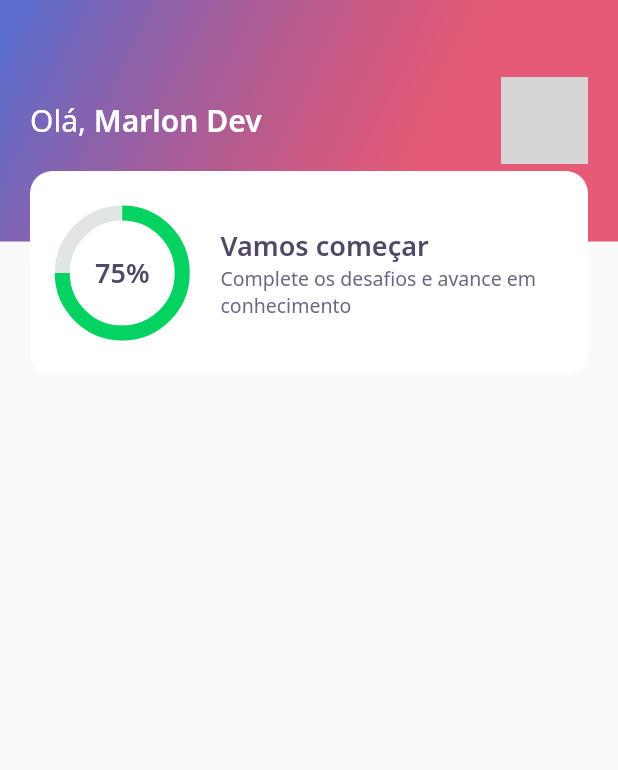
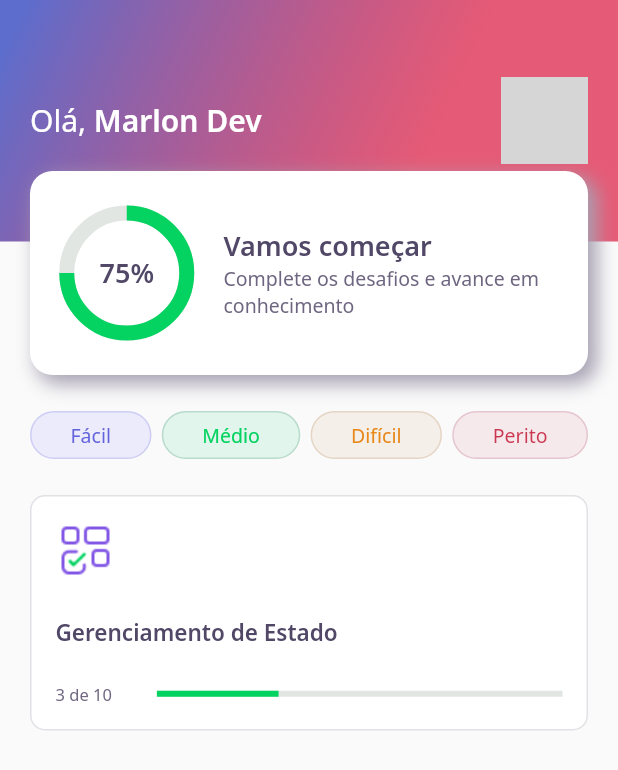
Before and after one commit to mardarc/flutter_nlw_5, a Flutter app: the screen it shows after launch, on a phone screen of 412 x 824 dp. Shown: the top 770 px of the screen. Run offline on Flutter 3.47's test engine with Material 2 defaults, Android fonts, the phone set to English and light mode, and no system bars; our stand-ins replace google_fonts; network calls fail; grey boxes are pictures that could not be loaded.

Commit message:
Iniciada a aula 2 do NLW.

```diff
--- a/lib/home/home_page.dart
+++ b/lib/home/home_page.dart
@@ -1,4 +1,6 @@
 import 'package:DevQuiz/home/widgets/appbar/app_bar_widget.dart';
+import 'package:DevQuiz/home/widgets/level_button/level_button_widget.dart';
+import 'package:DevQuiz/home/widgets/quiz_card/quiz_card_widget.dart';
 import 'package:flutter/material.dart';
 
 import 'widgets/appbar/app_bar_widget.dart';
@@ -15,6 +17,23 @@ class _HomePageState extends State<HomePage> {
   Widget build(BuildContext context) {
     return Scaffold(
       appBar: AppBarWidget(),
+      body: Padding(
+        padding: const EdgeInsets.symmetric(horizontal: 20, vertical: 24),
+        child: Column(
+          children: [
+            Row(
+              mainAxisAlignment: MainAxisAlignment.spaceBetween,
+              children: [
+                LevelButtonWidget(label: "Fácil"),
+                LevelButtonWidget(label: "Médio"),
+                LevelButtonWidget(label: "Difícil"),
+                LevelButtonWidget(label: "Perito"),
+              ],
+            ),
+            QuizCardWidget()
+          ],
+        ),
+      ),
     );
   }
 }
--- /dev/null
+++ b/lib/home/widgets/level_button/level_button_widget.dart
@@ -0,0 +1,66 @@
+import 'package:flutter/material.dart';
+import 'package:google_fonts/google_fonts.dart';
+
+import '../../../core/app_colors.dart';
+import '../../../core/app_colors.dart';
+import '../../../core/app_colors.dart';
+import '../../../core/app_colors.dart';
+import '../../../core/app_colors.dart';
+import '../../../core/app_colors.dart';
+import '../../../core/app_colors.dart';
+
+class LevelButtonWidget extends StatelessWidget {
+  final String label;
+  LevelButtonWidget({
+    Key? key,
+    required this.label,
+  })   : assert(["Fácil", "Médio", "Difícil", "Perito"].contains(label)),
+        super(key: key);
+
+  final config = {
+    "Fácil": {
+      "color": AppColors.levelButtonFacil,
+      "borderColor": AppColors.levelButtonBorderFacil,
+      "fontColor": AppColors.levelButtonTextFacil,
+    },
+    "Médio": {
+      "color": AppColors.levelButtonMedio,
+      "borderColor": AppColors.levelButtonBorderMedio,
+      "fontColor": AppColors.levelButtonTextMedio,
+    },
+    "Difícil": {
+      "color": AppColors.levelButtonDificil,
+      "borderColor": AppColors.levelButtonBorderDificil,
+      "fontColor": AppColors.levelButtonTextDificil,
+    },
+    "Perito": {
+      "color": AppColors.levelButtonPerito,
+      "borderColor": AppColors.levelButtonBorderPerito,
+      "fontColor": AppColors.levelButtonTextPerito,
+    },
+  };
+
+  Color get color => config[label]!['color']!;
+  Color get borderColor => config[label]!['borderColor']!;
+  Color get fontColor => config[label]!['fontColor']!;
+
+  @override
+  Widget build(BuildContext context) {
+    return Container(
+      decoration: BoxDecoration(
+        color: color,
+        border: Border.fromBorderSide(
+          BorderSide(color: borderColor),
+        ),
+        borderRadius: BorderRadius.circular(28),
+      ),
+      child: Padding(
+        padding: const EdgeInsets.symmetric(horizontal: 26, vertical: 6),
+        child: Text(
+          label,
+          style: GoogleFonts.notoSans(color: fontColor, fontSize: 13),
+        ),
+      ),
+    );
+  }
+}
--- /dev/null
+++ b/lib/home/widgets/quiz_card/quiz_card_widget.dart
@@ -0,0 +1,70 @@
+import 'package:flutter/material.dart';
+
+import '../../../core/app_colors.dart';
+import '../../../core/app_colors.dart';
+import '../../../core/app_colors.dart';
+import '../../../core/app_colors.dart';
+import '../../../core/app_images.dart';
+import '../../../core/app_text_styles.dart';
+import '../../../core/app_text_styles.dart';
+
+class QuizCardWidget extends StatelessWidget {
+  const QuizCardWidget({Key? key}) : super(key: key);
+
+  @override
+  Widget build(BuildContext context) {
+    return Padding(
+      padding: const EdgeInsets.symmetric(vertical: 24),
+      child: Container(
+        padding: EdgeInsets.all(16),
+        decoration: BoxDecoration(
+          border: Border.fromBorderSide(
+            BorderSide(color: AppColors.border),
+          ),
+          color: AppColors.white,
+          borderRadius: BorderRadius.circular(10),
+        ),
+        child: Column(
+          crossAxisAlignment: CrossAxisAlignment.start,
+          children: [
+            Container(
+              height: 40,
+              width: 40,
+              child: Image.asset(AppImages.blocks),
+            ),
+            SizedBox(
+              height: 24,
+            ),
+            Text(
+              "Gerenciamento de Estado",
+              style: AppTextStyles.heading15,
+            ),
+            SizedBox(
+              height: 24,
+            ),
+            Row(
+              children: [
+                Expanded(
+                  flex: 1,
+                  child: Text(
+                    "3 de 10",
+                    style: AppTextStyles.body11,
+                  ),
+                ),
+                Expanded(
+                  flex: 4,
+                  child: LinearProgressIndicator(
+                    value: 0.3,
+                    backgroundColor: AppColors.chartSecondary,
+                    valueColor:
+                        AlwaysStoppedAnimation<Color>(AppColors.chartPrimary),
+                  ),
+                ),
+              ],
+            )
+          ],
+        ),
+      ),
+    );
+  }
+}
--- a/lib/home/widgets/score_card/score_card_widget.dart
+++ b/lib/home/widgets/score_card/score_card_widget.dart
@@ -1,6 +1,10 @@
 import 'package:DevQuiz/home/widgets/chart/chart_widget.dart';
 import 'package:DevQuiz/core/core.dart';
 import 'package:flutter/material.dart';
+
+import '../../../core/app_colors.dart';
+import '../../../core/app_colors.dart';
+import '../../../core/core.dart';
 
 class ScoreCardWidget extends StatelessWidget {
   const ScoreCardWidget({Key? key}) : super(key: key);
@@ -12,9 +16,18 @@ class ScoreCardWidget extends StatelessWidget {
       child: Container(
         height: 136,
         decoration: BoxDecoration(
-            color: AppColors.white, borderRadius: BorderRadius.circular(15)),
+          color: AppColors.white,
+          borderRadius: BorderRadius.circular(15),
+          boxShadow: [
+            BoxShadow(
+                color: AppColors.lightGrey,
+                offset: Offset(5.0, 5.0),
+                blurRadius: 10,
+                spreadRadius: 1)
+          ],
+        ),
         child: Padding(
-          padding: const EdgeInsets.all(20),
+          padding: const EdgeInsets.symmetric(horizontal: 24),
           child: Row(
             crossAxisAlignment: CrossAxisAlignment.center,
             children: [
```
